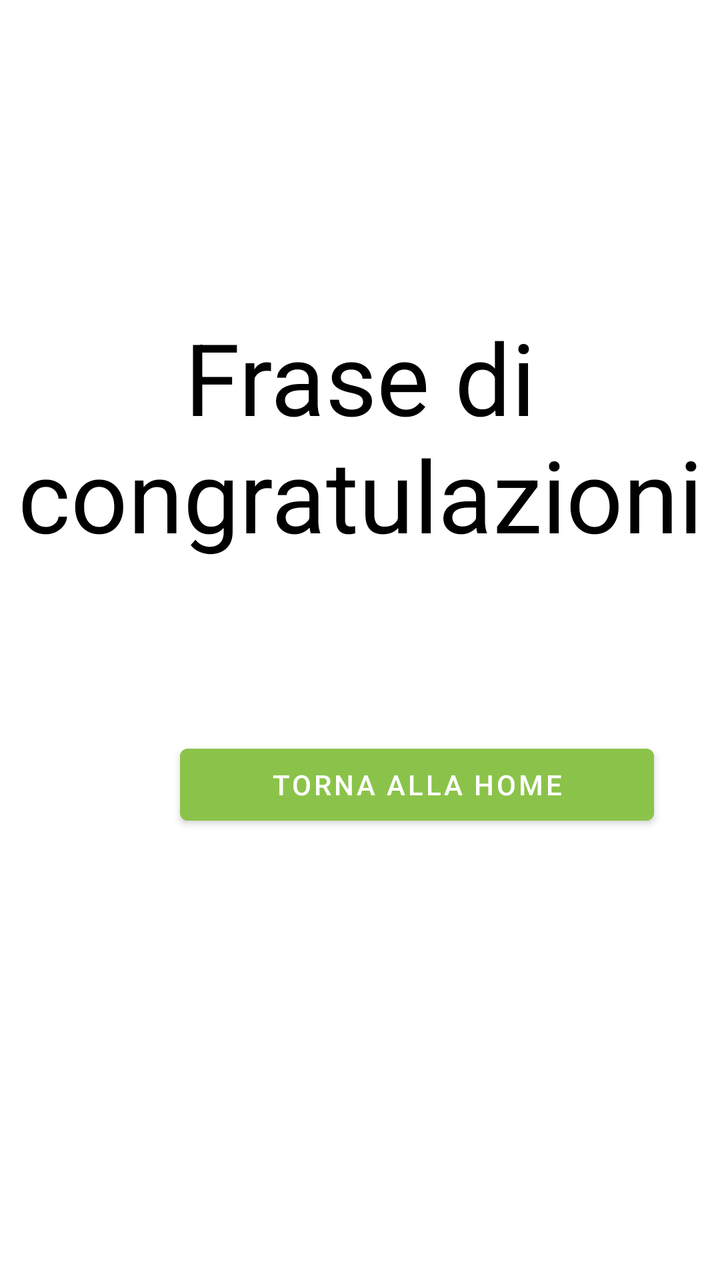
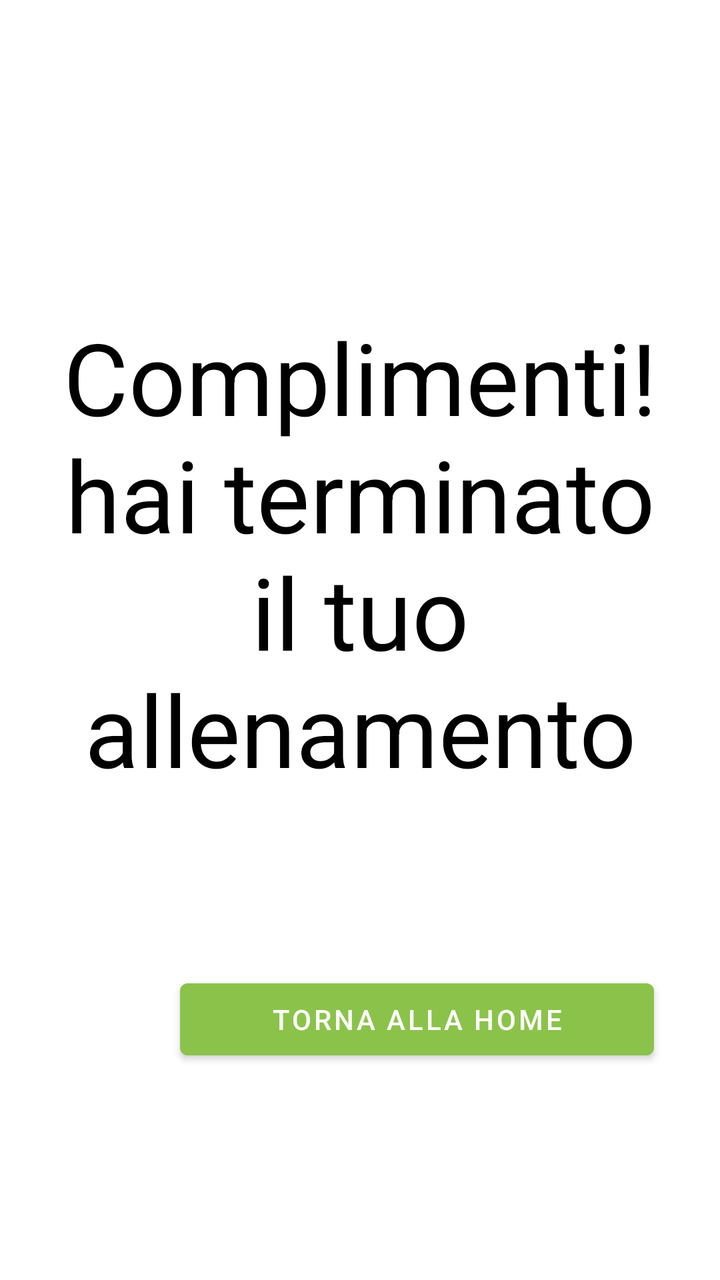

The first picture is an Android layout as it rendered before a commit; the second is the same layout after the commit. The layout source and the unified diff follow.
<!-- AndroidManifest.xml: application theme Theme.YourCali -->
<!-- res/layout/activity_workout_end.xml -->
<?xml version="1.0" encoding="utf-8"?>
<androidx.constraintlayout.widget.ConstraintLayout xmlns:android="http://schemas.android.com/apk/res/android"
    android:layout_width="match_parent"
    android:layout_height="match_parent">

    <LinearLayout
        android:layout_width="match_parent"
        android:layout_height="match_parent"
        android:orientation="vertical">

        <Space
            android:layout_width="match_parent"
            android:layout_height="155dp" />

        <TextView
            android:id="@+id/EncouragementPhrase"
            android:layout_width="match_parent"
            android:layout_height="wrap_content"
            android:text="Frase di\ncongratulazioni"
            android:textAlignment="center"
            android:textColor="#000000"
            android:textSize="50sp" />

        <Space
            android:layout_width="match_parent"
            android:layout_height="88dp" />

        <Button
            android:id="@+id/goBackHomeButton"
            android:layout_width="237dp"
            android:layout_height="wrap_content"
            android:layout_marginHorizontal="90dp"
            android:backgroundTint="#8BC34A"
            android:text="@string/torna_alla_home" />

    </LinearLayout>

</androidx.constraintlayout.widget.ConstraintLayout>
<!-- resources referenced by this layout -->
<resources>
  <string name="torna_alla_home">Torna alla home</string>
  <style name="Theme.YourCali" parent="Theme.MaterialComponents.DayNight.NoActionBar">
          
          <item name="colorPrimary">@color/purple_500</item>
          <item name="colorPrimaryVariant">@color/purple_700</item>
          <item name="colorOnPrimary">@color/white</item>
          
          <item name="colorSecondary">@color/teal_200</item>
          <item name="colorSecondaryVariant">@color/teal_700</item>
          <item name="colorOnSecondary">@color/black</item>
          
          <item name="android:statusBarColor" tools:targetApi="l">@color/DarkOrange</item>
          
      </style>
  <color name="purple_500">#FF6200EE</color>
  <color name="purple_700">#FF3700B3</color>
  <color name="white">#FFFFFFFF</color>
  <color name="teal_200">#FF03DAC5</color>
  <color name="teal_700">#FF018786</color>
  <color name="black">#FF000000</color>
  <color name="DarkOrange">#FFFC7C35</color>
</resources>

<!-- the commit's change to res/layout/activity_workout_end.xml (unified diff, before → after) -->
@@ -16,7 +16,7 @@
             android:id="@+id/EncouragementPhrase"
             android:layout_width="match_parent"
             android:layout_height="wrap_content"
-            android:text="Frase di\ncongratulazioni"
+            android:text="Complimenti!\nhai terminato il tuo allenamento"
             android:textAlignment="center"
             android:textColor="#000000"
             android:textSize="50sp" />
